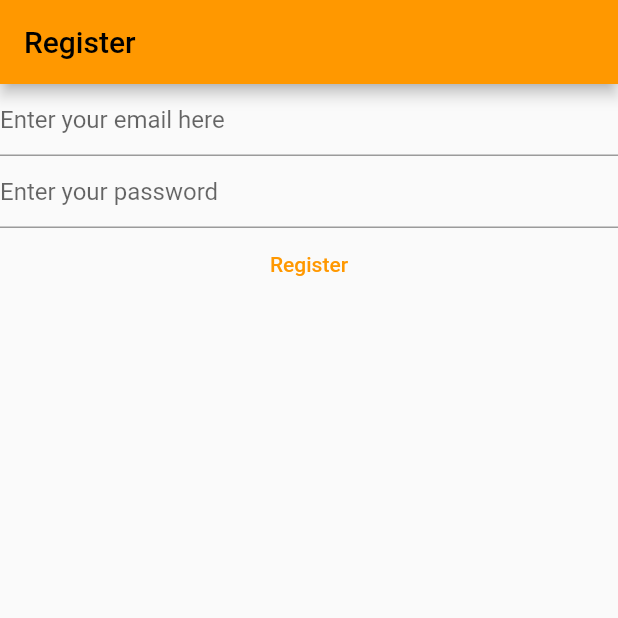
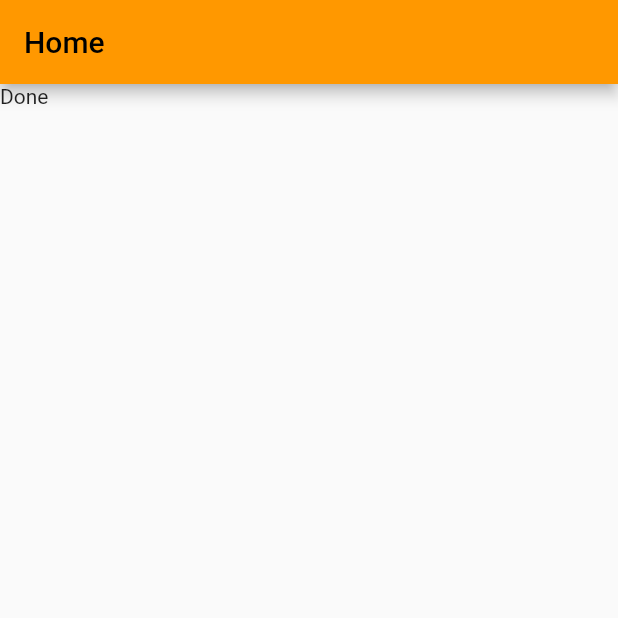
Before and after one commit to Sansh2356/Flutter_Android_Dev, a Flutter app: the screen it shows after launch, on a phone screen of 412 x 824 dp, the top half of it. Run offline on Flutter 3.47's test engine with Material 2 defaults, Android fonts, the phone set to English and light mode, and no system bars; our stand-ins replace firebase_auth, firebase_core; accounts and stored records are empty.

Commit message:
Commit till 8th april.

```diff
--- a/project1/lib/main.dart
+++ b/project1/lib/main.dart
@@ -1,8 +1,9 @@
-//import 'dart:html';
-
+import 'package:firebase_auth/firebase_auth.dart';
 import 'package:firebase_core/firebase_core.dart';
 import 'package:flutter/material.dart';
-import 'package:firebase_auth/firebase_auth.dart';
+import 'package:project1/views/login_view.dart';
+import 'package:project1/views/register_view.dart';
+
 import 'firebase_options.dart';
 
 void main() {
@@ -14,35 +15,13 @@ void main() {
   ));
 }
 
-class HomePage extends StatefulWidget {
+class HomePage extends StatelessWidget {
   const HomePage({super.key});
-
-  @override
-  State<HomePage> createState() => _HomePageState();
-}
-
-class _HomePageState extends State<HomePage> {
-  late final TextEditingController _email;
-  late final TextEditingController _password;
-  @override
-  void initState() {
-    _email = TextEditingController();
-    _password = TextEditingController();
-    super.initState();
-  }
-
-  @override
-  void dispose() {
-    // TODO: implement dispose
-    _email.dispose();
-    _password.dispose();
-    super.dispose();
-  }
 
   @override
   Widget build(BuildContext context) {
     return Scaffold(
-      appBar: AppBar(title: const Text('Register')),
+      appBar: AppBar(title: const Text('Home')),
       body: FutureBuilder(
         future: Firebase.initializeApp(
           options: DefaultFirebaseOptions.currentPlatform,
@@ -50,40 +29,17 @@ class _HomePageState extends State<HomePage> {
         builder: (context, snapshot) {
           switch (snapshot.connectionState) {
             case ConnectionState.done:
-              // TODO: Handle this case.
-              return Column(
-                children: [
-                  TextField(
-                    controller: _email,
-                    decoration: const InputDecoration(
-                      hintText: 'Enter your email here',
-                    ),
-                  ),
-                  TextField(
-                    controller: _password,
-                    obscureText: true,
-                    enableSuggestions: false,
-                    autocorrect: false,
-                    keyboardType: TextInputType.emailAddress,
-                    decoration: const InputDecoration(
-                      hintText: 'Enter your password',
-                    ),
-                  ),
-                  TextButton(
-                      onPressed: () async {
-                        final email = _email.text;
-                        final password = _password.text;
+              final user = FirebaseAuth.instance.currentUser;
+              final emailverified = user?.emailVerified ?? false;
+              if (emailverified) {
+                print('You are a verified user');
+              } else {
+                print('User is not verified');
+              }
+              return (const Text('Done'));
 
-                        final UserCredential = await FirebaseAuth.instance
-                            .createUserWithEmailAndPassword(
-                                email: email, password: password);
-                        print(UserCredential);
-                      },
-                      child: const Text('Register')),
-                ],
-              );
             default:
-              return (Text('Loading...'));
+              return (const Text('Loading...'));
           }
         },
       ),
```
Also changed, not shown: project1/lib/views/login_view.dart (added, +98 -0 lines), project1/lib/views/register_view.dart (added, +95 -0 lines), project1/random.txt (+11 -0 lines).
